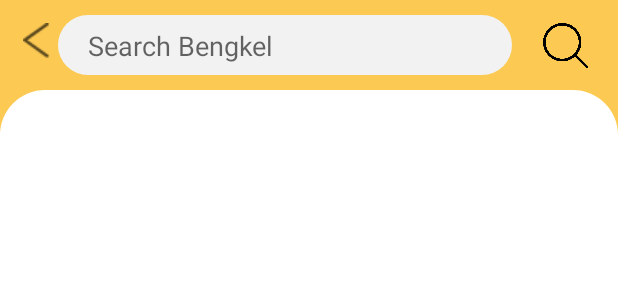
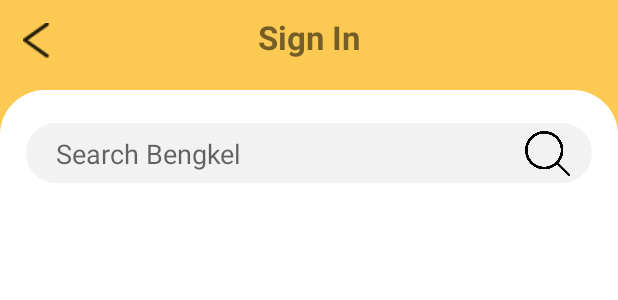
Before and after one commit to sabsabila/BENJOL-Mobile, an Android app: the layout activity_cari_bengkel.xml on its own in the app's theme, with its tools: preview values and no code run, on a phone screen of 412 x 824 dp. Shown: the top 300 px of the screen. Run offline under Robolectric (Android 15) with nearby library versions, the phone set to English and light mode, and no system bars.

Commit message:
adjust search bar

```diff
--- a/app/src/main/res/layout/activity_cari_bengkel.xml
+++ b/app/src/main/res/layout/activity_cari_bengkel.xml
@@ -5,37 +5,19 @@
     </data>
     <RelativeLayout
         android:layout_width="match_parent"
-        android:layout_height="match_parent"
-        android:background="@color/background">
+        android:layout_height="match_parent">
+
+        <include
+            android:id="@+id/base_layout"
+            android:layout_width="fill_parent"
+            android:layout_height="wrap_content"
+            layout="@layout/base_layout" />
 
         <ImageButton
             android:id="@+id/back_button"
             android:layout_width="wrap_content"
             android:layout_height="wrap_content"
             android:background="@drawable/back"
-            android:layout_marginStart="15dp"
-            android:layout_marginTop="15dp"/>
-
-        <EditText
-            android:id="@+id/search_bengkel"
-            android:layout_width="match_parent"
-            android:layout_height="40dp"
-            android:gravity="top"
-            android:layout_marginTop="10dp"
-            android:layout_marginLeft="5dp"
-            android:layout_marginRight="5dp"
-            android:hint="@string/searchBengkel"
-            android:layout_toRightOf="@id/back_button"
-            android:layout_toLeftOf="@+id/search_bengkel_button"
-            android:background="@drawable/search_bar"/>
-
-        <ImageButton
-            android:id="@+id/search_bengkel_button"
-            android:layout_width="wrap_content"
-            android:layout_height="wrap_content"
-            android:background="@drawable/search_icon"
-            android:layout_marginEnd="20dp"
-            android:layout_alignParentRight="true"
             android:layout_marginStart="15dp"
             android:layout_marginTop="15dp"/>
 
@@ -55,9 +37,34 @@
             android:layout_height="match_parent"
             android:gravity="end"
             android:orientation="vertical"
-            android:background="@drawable/layout_drawable"
             android:padding="12dp"
             android:layout_marginTop="60dp">
+
+            <RelativeLayout
+                android:layout_width="match_parent"
+                android:layout_height="wrap_content">
+                <EditText
+                    android:id="@+id/search_bengkel"
+                    android:layout_width="match_parent"
+                    android:layout_height="40dp"
+                    android:gravity="top"
+                    android:layout_marginTop="10dp"
+                    android:layout_marginLeft="5dp"
+                    android:layout_marginRight="5dp"
+                    android:hint="@string/searchBengkel"
+                    android:layout_alignParentLeft="true"
+                    android:background="@drawable/search_bar"/>
+
+                <ImageButton
+                    android:id="@+id/search_bengkel_button"
+                    android:layout_width="wrap_content"
+                    android:layout_height="wrap_content"
+                    android:background="@drawable/search_icon"
+                    android:layout_marginEnd="20dp"
+                    android:layout_alignParentRight="true"
+                    android:layout_marginStart="15dp"
+                    android:layout_marginTop="15dp"/>
+            </RelativeLayout>
 
             <androidx.recyclerview.widget.RecyclerView
                 android:id="@+id/list_bengkel"
```
